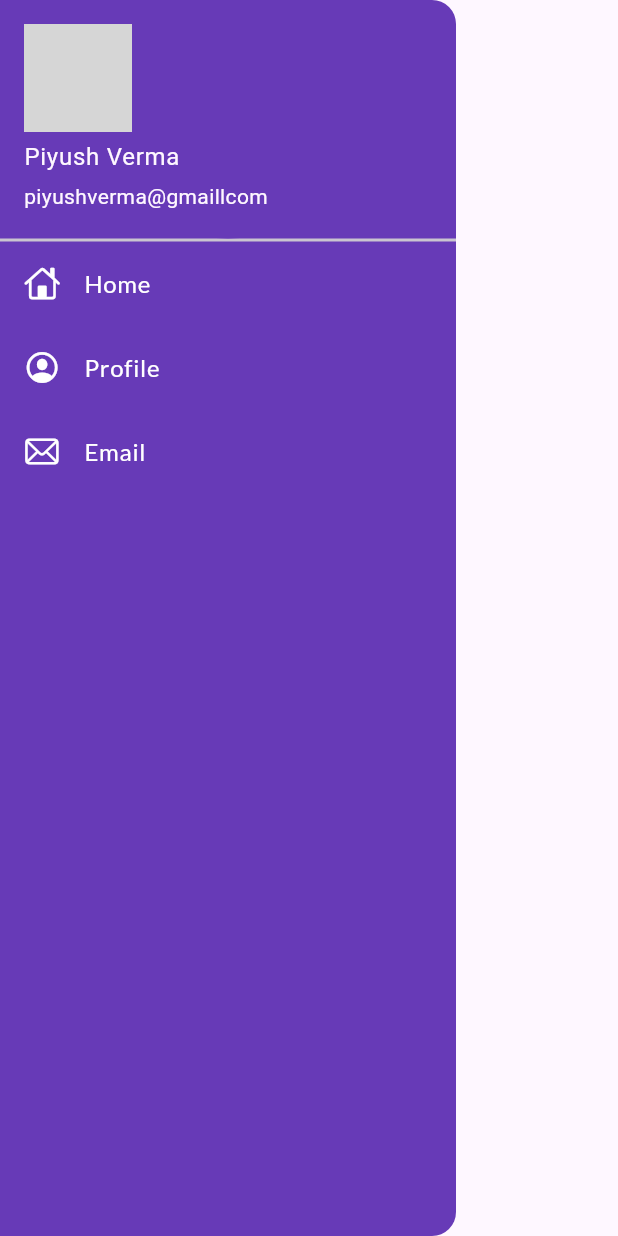
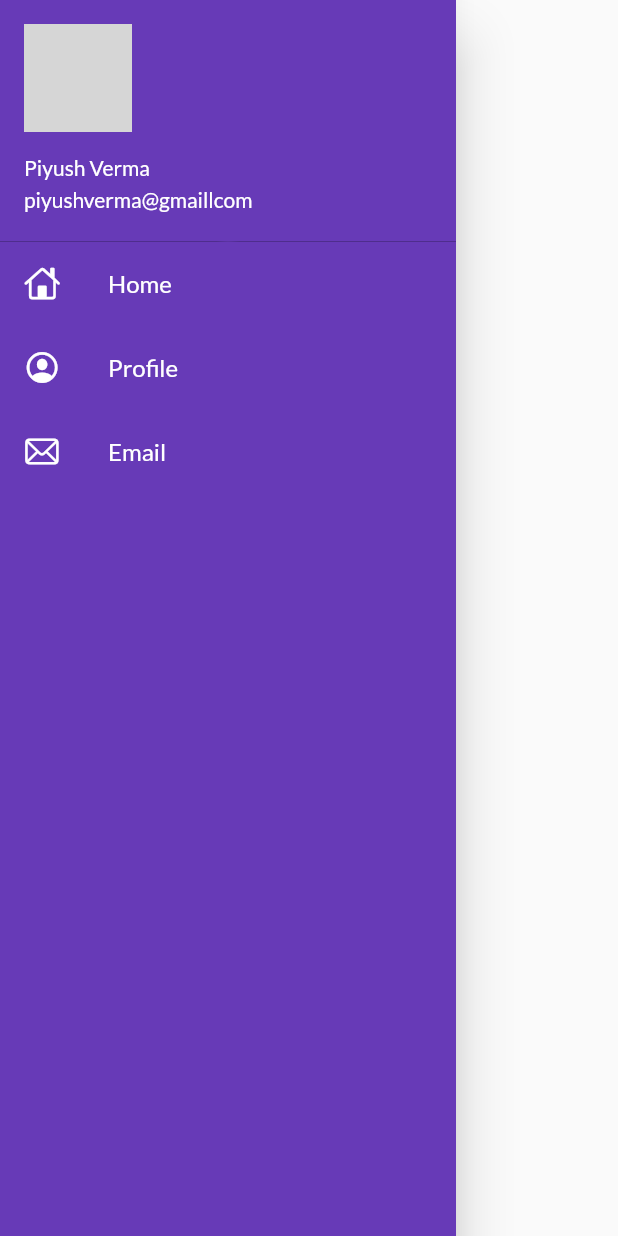
Before and after one commit to android-newbie/30daysFlutterChallenge, a Flutter app: the MyDrawer widget shown alone on an empty page, opened directly, on a phone screen of 412 x 824 dp. Run offline on Flutter 3.47's test engine with Material 3 defaults, Android fonts, the phone set to English and light mode, and no system bars; our stand-ins replace google_fonts; network calls fail; grey boxes are pictures that could not be loaded.

Commit message:
Day 10 - Models | AppBarTheme | Extracting Theme

```diff
--- a/lib/widgets/drawer.dart
+++ b/lib/widgets/drawer.dart
@@ -3,6 +3,7 @@
 import 'package:flutter/cupertino.dart';
 import 'package:flutter/material.dart';
 import 'package:flutter/widgets.dart';
+import 'package:flutter_application_1/utils/routes.dart';
 
 class MyDrawer extends StatelessWidget {
   final _userImage =
@@ -53,7 +54,11 @@ class MyDrawer extends StatelessWidget {
               style: TextStyle(color: Colors.white),
             ),
           ),
-          ListTile(
+          InkWell(
+            onTap: () {
+              Navigator.pushNamed(context, MyRoutes.loginRoute);
+            },
+            child: ListTile(
               leading: Icon(
                 CupertinoIcons.mail,
                 color: Colors.white,
@@ -63,6 +68,7 @@ class MyDrawer extends StatelessWidget {
                 style: TextStyle(color: Colors.white),
               ),
             ),
+          ),
         ],
       ),
     );
--- /dev/null
+++ b/lib/widgets/themes.dart
@@ -0,0 +1,17 @@
+// ignore_for_file: prefer_const_constructors
+
+import 'package:flutter/material.dart';
+import 'package:google_fonts/google_fonts.dart';
+
+class Mytheme {
+  static ThemeData lighTheme = ThemeData(
+      useMaterial3:
+          false, //it is by default false , so we have to work according to this
+      primarySwatch: Colors.deepPurple,
+      fontFamily: GoogleFonts.lato().fontFamily,
+      appBarTheme: AppBarTheme(
+          color: Colors.white,
+          elevation: 0.0,
+          iconTheme: IconThemeData(color: Colors.black),
+          titleTextStyle: TextStyle(color: Colors.black)));
+}
```
Also changed, not shown: lib/main.dart (+3 -6 lines), lib/models/catalog.dart (added, +27 -0 lines). Lines whose indentation alone changed are shown as unchanged.
